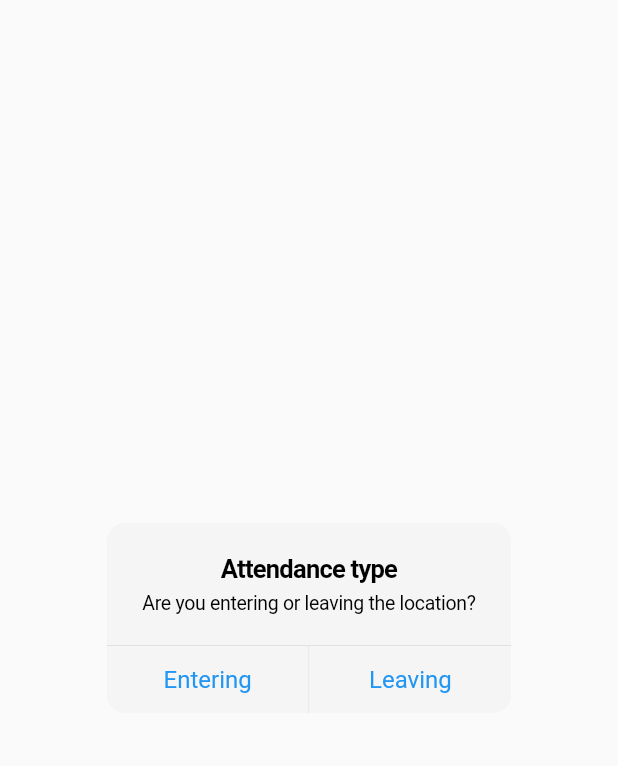
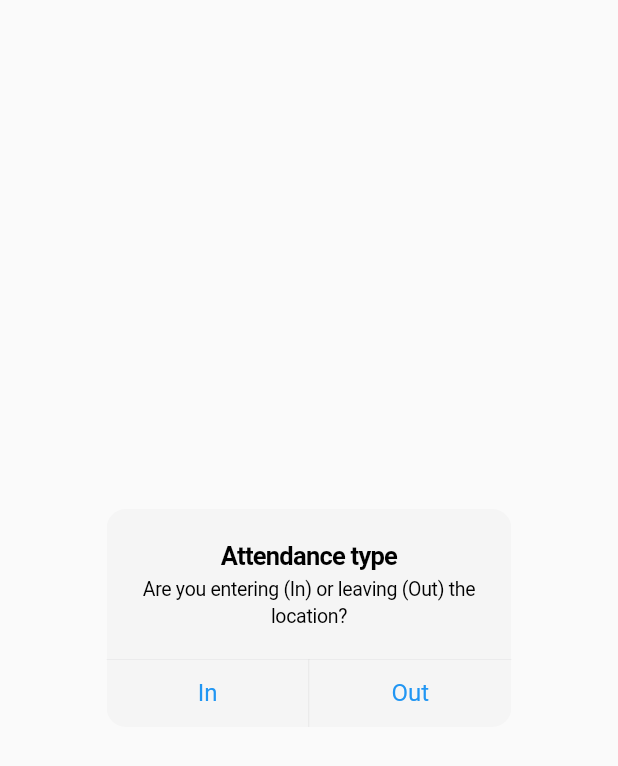
Before and after one commit to ritamk/anandaAttendance, a Flutter app: the AttendanceInOrOutDialog widget shown alone on an empty page, opened directly with empty values, on a phone screen of 412 x 824 dp. Shown: the top 766 px of the screen. Run offline on Flutter 3.47's test engine with Material 2 defaults, Android fonts, the light colour scheme and no system bars; our stand-ins replace cloud_firestore, firebase_auth, firebase_core, flutter_riverpod, geolocator; accounts and stored records are empty.

Commit message:
initialising the construction of attendance report

```diff
--- a/lib/views/home/att_in_out_dialog.dart
+++ b/lib/views/home/att_in_out_dialog.dart
@@ -16,16 +16,17 @@ class AttendanceInOrOutDialog extends StatelessWidget {
   Widget build(BuildContext context) {
     return CupertinoAlertDialog(
       title: const Text("Attendance type"),
-      content: const Text("Are you entering or leaving the location?"),
+      content:
+          const Text("Are you entering (In) or leaving (Out) the location?"),
       actions: <Widget>[
         CupertinoDialogAction(
           textStyle: const TextStyle(color: Colors.blue, fontSize: 16.0),
-          child: const Text("Entering"),
+          child: const Text("In"),
           onPressed: () => toAttPage(context, true),
         ),
         CupertinoDialogAction(
           textStyle: const TextStyle(color: Colors.blue, fontSize: 16.0),
-          child: const Text("Leaving"),
+          child: const Text("Out"),
           onPressed: () => toAttPage(context, false),
         ),
       ],
--- a/lib/views/home/home.dart
+++ b/lib/views/home/home.dart
@@ -2,7 +2,7 @@ import 'package:face_rec/models/employee_model.dart';
 import 'package:face_rec/services/auth/authentication.dart';
 import 'package:face_rec/services/auth/database.dart';
 import 'package:face_rec/shared/loading/loading.dart';
-import 'package:face_rec/views/attendance/attendance.dart';
+import 'package:face_rec/views/attendance/att_report.dart';
 import 'package:face_rec/views/authentication/auth_page.dart';
 import 'package:face_rec/views/home/att_in_out_dialog.dart';
 import 'package:flutter/cupertino.dart';
@@ -96,6 +96,9 @@ class HomePage extends StatelessWidget {
                       subtitle: const Text("Your attendance records"),
                       trailing:
                           const Icon(Icons.date_range, color: Colors.white),
+                      onTap: () => Navigator.of(context).push(
+                          CupertinoPageRoute(
+                              builder: (context) => AttReportPage(uid: uid!))),
                     ),
                   ],
                 ),
```
Also changed, not shown: lib/views/attendance/att_report.dart (added, +54 -0 lines).
